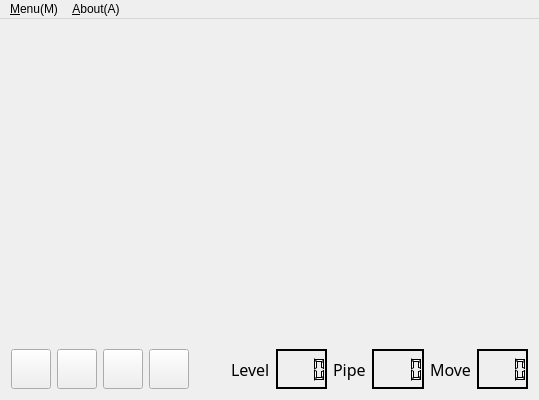
This is mainwindow.ui in zhyjiang/FlowFree as Qt 5 draws it before an edit. The edited form follows.
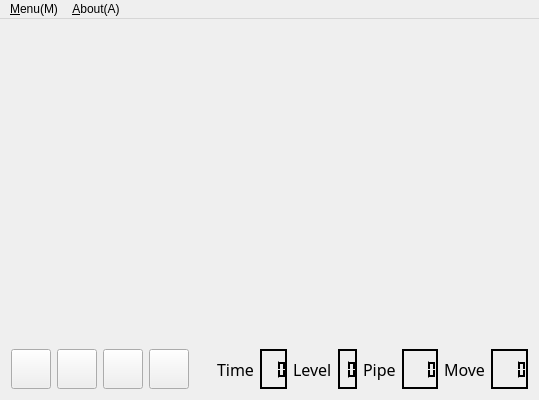
This is the edited form. Icons and pictures are not drawn.

The edit to the form file:
```diff
--- a/mainwindow.ui
+++ b/mainwindow.ui
@@ -71,11 +71,452 @@
           </property>
          </spacer>
         </item>
+        <item>
+         <widget class="QLabel" name="label_4">
+          <property name="font">
+           <font>
+            <family>Buxton Sketch</family>
+            <pointsize>12</pointsize>
+           </font>
+          </property>
+          <property name="text">
+           <string>Time</string>
+          </property>
+         </widget>
+        </item>
+        <item>
+         <widget class="QLCDNumber" name="lcdNumber_4">
+          <property name="sizePolicy">
+           <sizepolicy hsizetype="Maximum" vsizetype="Minimum">
+            <horstretch>0</horstretch>
+            <verstretch>0</verstretch>
+           </sizepolicy>
+          </property>
+          <property name="palette">
+           <palette>
+            <active>
+             <colorrole role="WindowText">
+              <brush brushstyle="SolidPattern">
+               <color alpha="255">
+                <red>255</red>
+                <green>255</green>
+                <blue>255</blue>
+               </color>
+              </brush>
+             </colorrole>
+             <colorrole role="Button">
+              <brush brushstyle="SolidPattern">
+               <color alpha="255">
+                <red>0</red>
+                <green>0</green>
+                <blue>0</blue>
+               </color>
+              </brush>
+             </colorrole>
+             <colorrole role="Light">
+              <brush brushstyle="SolidPattern">
+               <color alpha="255">
+                <red>0</red>
+                <green>0</green>
+                <blue>0</blue>
+               </color>
+              </brush>
+             </colorrole>
+             <colorrole role="Midlight">
+              <brush brushstyle="SolidPattern">
+               <color alpha="255">
+                <red>0</red>
+                <green>0</green>
+                <blue>0</blue>
+               </color>
+              </brush>
+             </colorrole>
+             <colorrole role="Dark">
+              <brush brushstyle="SolidPattern">
+               <color alpha="255">
+                <red>0</red>
+                <green>0</green>
+                <blue>0</blue>
+               </color>
+              </brush>
+             </colorrole>
+             <colorrole role="Mid">
+              <brush brushstyle="SolidPattern">
+               <color alpha="255">
+                <red>0</red>
+                <green>0</green>
+                <blue>0</blue>
+               </color>
+              </brush>
+             </colorrole>
+             <colorrole role="Text">
+              <brush brushstyle="SolidPattern">
+               <color alpha="255">
+                <red>255</red>
+                <green>255</green>
+                <blue>255</blue>
+               </color>
+              </brush>
+             </colorrole>
+             <colorrole role="BrightText">
+              <brush brushstyle="SolidPattern">
+               <color alpha="255">
+                <red>255</red>
+                <green>255</green>
+                <blue>255</blue>
+               </color>
+              </brush>
+             </colorrole>
+             <colorrole role="ButtonText">
+              <brush brushstyle="SolidPattern">
+               <color alpha="255">
+                <red>255</red>
+                <green>255</green>
+                <blue>255</blue>
+               </color>
+              </brush>
+             </colorrole>
+             <colorrole role="Base">
+              <brush brushstyle="SolidPattern">
+               <color alpha="255">
+                <red>0</red>
+                <green>0</green>
+                <blue>0</blue>
+               </color>
+              </brush>
+             </colorrole>
+             <colorrole role="Window">
+              <brush brushstyle="SolidPattern">
+               <color alpha="255">
+                <red>0</red>
+                <green>0</green>
+                <blue>0</blue>
+               </color>
+              </brush>
+             </colorrole>
+             <colorrole role="Shadow">
+              <brush brushstyle="SolidPattern">
+               <color alpha="255">
+                <red>0</red>
+                <green>0</green>
+                <blue>0</blue>
+               </color>
+              </brush>
+             </colorrole>
+             <colorrole role="AlternateBase">
+              <brush brushstyle="SolidPattern">
+               <color alpha="255">
+                <red>0</red>
+                <green>0</green>
+                <blue>0</blue>
+               </color>
+              </brush>
+             </colorrole>
+             <colorrole role="ToolTipBase">
+              <brush brushstyle="SolidPattern">
+               <color alpha="255">
+                <red>255</red>
+                <green>255</green>
+                <blue>220</blue>
+               </color>
+              </brush>
+             </colorrole>
+             <colorrole role="ToolTipText">
+              <brush brushstyle="SolidPattern">
+               <color alpha="255">
+                <red>0</red>
+                <green>0</green>
+                <blue>0</blue>
+               </color>
+              </brush>
+             </colorrole>
+            </active>
+            <inactive>
+             <colorrole role="WindowText">
+              <brush brushstyle="SolidPattern">
+               <color alpha="255">
+                <red>255</red>
+                <green>255</green>
+                <blue>255</blue>
+               </color>
+              </brush>
+             </colorrole>
+             <colorrole role="Button">
+              <brush brushstyle="SolidPattern">
+               <color alpha="255">
+                <red>0</red>
+                <green>0</green>
+                <blue>0</blue>
+               </color>
+              </brush>
+             </colorrole>
+             <colorrole role="Light">
+              <brush brushstyle="SolidPattern">
+               <color alpha="255">
+                <red>0</red>
+                <green>0</green>
+                <blue>0</blue>
+               </color>
+              </brush>
+             </colorrole>
+             <colorrole role="Midlight">
+              <brush brushstyle="SolidPattern">
+               <color alpha="255">
+                <red>0</red>
+                <green>0</green>
+                <blue>0</blue>
+               </color>
+              </brush>
+             </colorrole>
+             <colorrole role="Dark">
+              <brush brushstyle="SolidPattern">
+               <color alpha="255">
+                <red>0</red>
+                <green>0</green>
+                <blue>0</blue>
+               </color>
+              </brush>
+             </colorrole>
+             <colorrole role="Mid">
+              <brush brushstyle="SolidPattern">
+               <color alpha="255">
+                <red>0</red>
+                <green>0</green>
+                <blue>0</blue>
+               </color>
+              </brush>
+             </colorrole>
+             <colorrole role="Text">
+              <brush brushstyle="SolidPattern">
+               <color alpha="255">
+                <red>255</red>
+                <green>255</green>
+                <blue>255</blue>
+               </color>
+              </brush>
+             </colorrole>
+             <colorrole role="BrightText">
+              <brush brushstyle="SolidPattern">
+               <color alpha="255">
+                <red>255</red>
+                <green>255</green>
+                <blue>255</blue>
+               </color>
+              </brush>
+             </colorrole>
+             <colorrole role="ButtonText">
+              <brush brushstyle="SolidPattern">
+               <color alpha="255">
+                <red>255</red>
+                <green>255</green>
+                <blue>255</blue>
+               </color>
+              </brush>
+             </colorrole>
+             <colorrole role="Base">
+              <brush brushstyle="SolidPattern">
+               <color alpha="255">
+                <red>0</red>
+                <green>0</green>
+                <blue>0</blue>
+               </color>
+              </brush>
+             </colorrole>
+             <colorrole role="Window">
+              <brush brushstyle="SolidPattern">
+               <color alpha="255">
+                <red>0</red>
+                <green>0</green>
+                <blue>0</blue>
+               </color>
+              </brush>
+             </colorrole>
+             <colorrole role="Shadow">
+              <brush brushstyle="SolidPattern">
+               <color alpha="255">
+                <red>0</red>
+                <green>0</green>
+                <blue>0</blue>
+               </color>
+              </brush>
+             </colorrole>
+             <colorrole role="AlternateBase">
+              <brush brushstyle="SolidPattern">
+               <color alpha="255">
+                <red>0</red>
+                <green>0</green>
+                <blue>0</blue>
+               </color>
+              </brush>
+             </colorrole>
+             <colorrole role="ToolTipBase">
+              <brush brushstyle="SolidPattern">
+               <color alpha="255">
+                <red>255</red>
+                <green>255</green>
+                <blue>220</blue>
+               </color>
+              </brush>
+             </colorrole>
+             <colorrole role="ToolTipText">
+              <brush brushstyle="SolidPattern">
+               <color alpha="255">
+                <red>0</red>
+                <green>0</green>
+                <blue>0</blue>
+               </color>
+              </brush>
+             </colorrole>
+            </inactive>
+            <disabled>
+             <colorrole role="WindowText">
+              <brush brushstyle="SolidPattern">
+               <color alpha="255">
+                <red>0</red>
+                <green>0</green>
+                <blue>0</blue>
+               </color>
+              </brush>
+             </colorrole>
+             <colorrole role="Button">
+              <brush brushstyle="SolidPattern">
+               <color alpha="255">
+                <red>0</red>
+                <green>0</green>
+                <blue>0</blue>
+               </color>
+              </brush>
+             </colorrole>
+             <colorrole role="Light">
+              <brush brushstyle="SolidPattern">
+               <color alpha="255">
+                <red>0</red>
+                <green>0</green>
+                <blue>0</blue>
+               </color>
+              </brush>
+             </colorrole>
+             <colorrole role="Midlight">
+              <brush brushstyle="SolidPattern">
+               <color alpha="255">
+                <red>0</red>
+                <green>0</green>
+                <blue>0</blue>
+               </color>
+              </brush>
+             </colorrole>
+             <colorrole role="Dark">
+              <brush brushstyle="SolidPattern">
+               <color alpha="255">
+                <red>0</red>
+                <green>0</green>
+                <blue>0</blue>
+               </color>
+              </brush>
+             </colorrole>
+             <colorrole role="Mid">
+              <brush brushstyle="SolidPattern">
+               <color alpha="255">
+                <red>0</red>
+                <green>0</green>
+                <blue>0</blue>
+               </color>
+              </brush>
+             </colorrole>
+             <colorrole role="Text">
+              <brush brushstyle="SolidPattern">
+               <color alpha="255">
+                <red>0</red>
+                <green>0</green>
+                <blue>0</blue>
+               </color>
+              </brush>
+             </colorrole>
+             <colorrole role="BrightText">
+              <brush brushstyle="SolidPattern">
+               <color alpha="255">
+                <red>255</red>
+                <green>255</green>
+                <blue>255</blue>
+               </color>
+              </brush>
+             </colorrole>
+             <colorrole role="ButtonText">
+              <brush brushstyle="SolidPattern">
+               <color alpha="255">
+                <red>0</red>
+                <green>0</green>
+                <blue>0</blue>
+               </color>
+              </brush>
+             </colorrole>
+             <colorrole role="Base">
+              <brush brushstyle="SolidPattern">
+               <color alpha="255">
+                <red>0</red>
+                <green>0</green>
+                <blue>0</blue>
+               </color>
+              </brush>
+             </colorrole>
+             <colorrole role="Window">
+              <brush brushstyle="SolidPattern">
+               <color alpha="255">
+                <red>0</red>
+                <green>0</green>
+                <blue>0</blue>
+               </color>
+              </brush>
+             </colorrole>
+             <colorrole role="Shadow">
+              <brush brushstyle="SolidPattern">
+               <color alpha="255">
+                <red>0</red>
+                <green>0</green>
+                <blue>0</blue>
+               </color>
+              </brush>
+             </colorrole>
+             <colorrole role="AlternateBase">
+              <brush brushstyle="SolidPattern">
+               <color alpha="255">
+                <red>0</red>
+                <green>0</green>
+                <blue>0</blue>
+               </color>
+              </brush>
+             </colorrole>
+             <colorrole role="ToolTipBase">
+              <brush brushstyle="SolidPattern">
+               <color alpha="255">
+                <red>255</red>
+                <green>255</green>
+                <blue>220</blue>
+               </color>
+              </brush>
+             </colorrole>
+             <colorrole role="ToolTipText">
+              <brush brushstyle="SolidPattern">
+               <color alpha="255">
+                <red>0</red>
+                <green>0</green>
+                <blue>0</blue>
+               </color>
+              </brush>
+             </colorrole>
+            </disabled>
+           </palette>
+          </property>
+          <property name="digitCount">
+           <number>3</number>
+          </property>
+         </widget>
+        </item>
         <item>
          <widget class="QLabel" name="label_3">
           <property name="font">
            <font>
-            <family>SentyZHAO 新蒂赵孟頫</family>
+            <family>Buxton Sketch</family>
             <pointsize>12</pointsize>
            </font>
           </property>
@@ -508,7 +949,7 @@
            </palette>
           </property>
           <property name="digitCount">
-           <number>4</number>
+           <number>2</number>
           </property>
          </widget>
         </item>
@@ -516,7 +957,7 @@
          <widget class="QLabel" name="label_2">
           <property name="font">
            <font>
-            <family>SentyZHAO 新蒂赵孟頫</family>
+            <family>Buxton Sketch</family>
             <pointsize>12</pointsize>
            </font>
           </property>
@@ -957,7 +1398,7 @@
          <widget class="QLabel" name="label">
           <property name="font">
            <font>
-            <family>SentyZHAO 新蒂赵孟頫</family>
+            <family>Buxton Sketch</family>
             <pointsize>12</pointsize>
            </font>
           </property>
```
